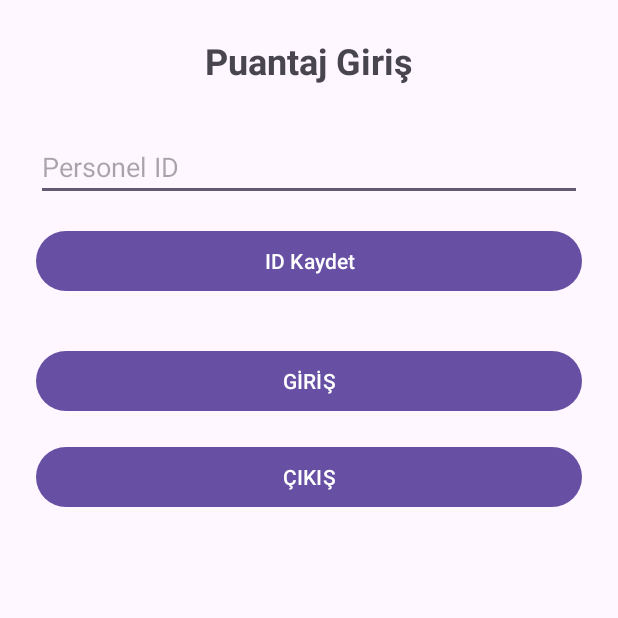
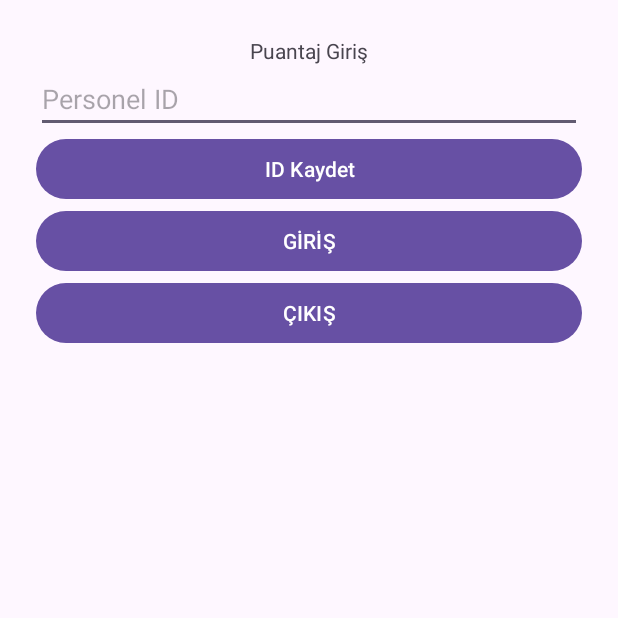
Before and after one commit to BBahadirKAYA/puantajGir, an Android app: the screen it shows after launch (MainActivity), on a phone screen of 412 x 824 dp, the top half of it. Run offline under Robolectric (Android 15) with nearby library versions, the phone set to English and light mode, and no system bars.

```diff
--- a/app/src/main/res/layout/activity_main.xml
+++ b/app/src/main/res/layout/activity_main.xml
@@ -11,42 +11,40 @@
         android:id="@+id/textViewTitle"
         android:layout_width="wrap_content"
         android:layout_height="wrap_content"
-        android:text="Puantaj Giriş"
-        android:textSize="24sp"
-        android:textStyle="bold"
-        android:layout_marginBottom="32dp" />
+        android:text="@string/app_name" />
+
 
     <!-- Personel ID Giriş -->
     <EditText
         android:id="@+id/editTextPersonelID"
         android:layout_width="match_parent"
         android:layout_height="wrap_content"
-        android:hint="Personel ID"
-        android:inputType="number"
-        android:layout_marginBottom="16dp" />
+        android:hint="@string/hint_personel_id"
+        android:autofillHints="Personel İD" />
+
 
     <!-- Kaydet Butonu -->
     <Button
         android:id="@+id/btnKaydetID"
         android:layout_width="match_parent"
         android:layout_height="wrap_content"
-        android:text="ID Kaydet"
-        android:layout_marginBottom="32dp" />
+        android:text="@string/btn_kaydet" />
+
 
     <!-- Giriş -->
     <Button
         android:id="@+id/btnGiris"
         android:layout_width="match_parent"
         android:layout_height="wrap_content"
-        android:text="GİRİŞ"
-        android:layout_marginBottom="16dp" />
+        android:text="@string/btn_giris" />
+
 
     <!-- Çıkış -->
     <Button
         android:id="@+id/btnCikis"
         android:layout_width="match_parent"
         android:layout_height="wrap_content"
-        android:text="ÇIKIŞ" />
+        android:text="@string/btn_cikis" />
     <!-- Kayıt Başarılı İkonu -->
     <ImageView
         android:id="@+id/imageOnay"
@@ -55,6 +53,7 @@
         android:layout_gravity="center"
         android:layout_marginTop="24dp"
         android:src="@android:drawable/checkbox_on_background"
-        android:visibility="gone" />
+        android:visibility="gone"
+        android:contentDescription="@string/desc_kayit_onay" />
 
 </LinearLayout>
--- a/app/src/main/res/values/strings.xml
+++ b/app/src/main/res/values/strings.xml
@@ -1,5 +1,8 @@
 <resources>
-    <string name="app_name">PuantajGir</string>
-    <string name="adiniz">Adınız</string>
-    <string name="gonder">Gönder</string>
+    <string name="app_name">Puantaj Giriş</string>
+    <string name="hint_personel_id">Personel ID</string>
+    <string name="btn_kaydet">ID Kaydet</string>
+    <string name="btn_giris">GİRİŞ</string>
+    <string name="btn_cikis">ÇIKIŞ</string>
+    <string name="desc_kayit_onay">Kayıt Başarılı İkonu</string>
 </resources>
```
